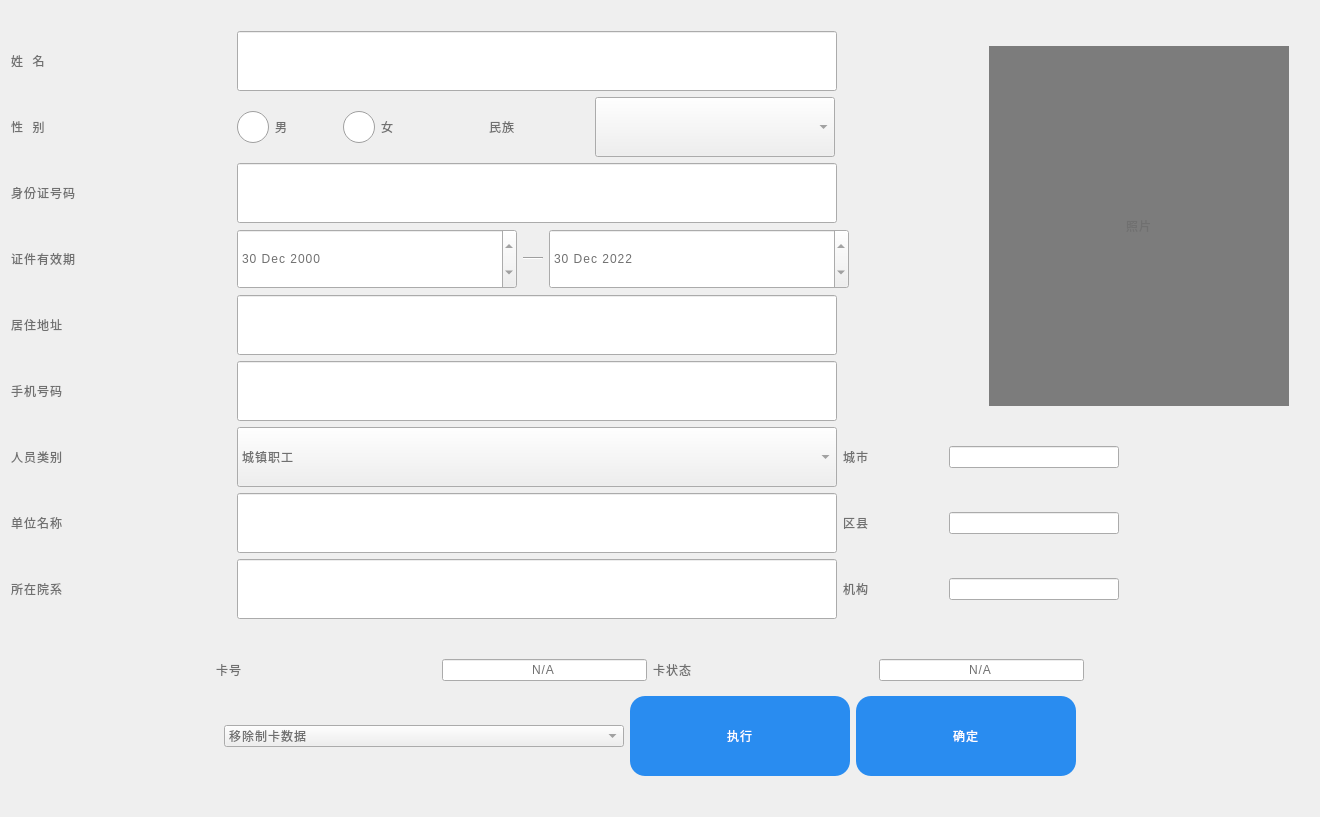
leithergit/SSCard_System, file SSCard_System/sys_sscardapitest.ui: the form before one commit.
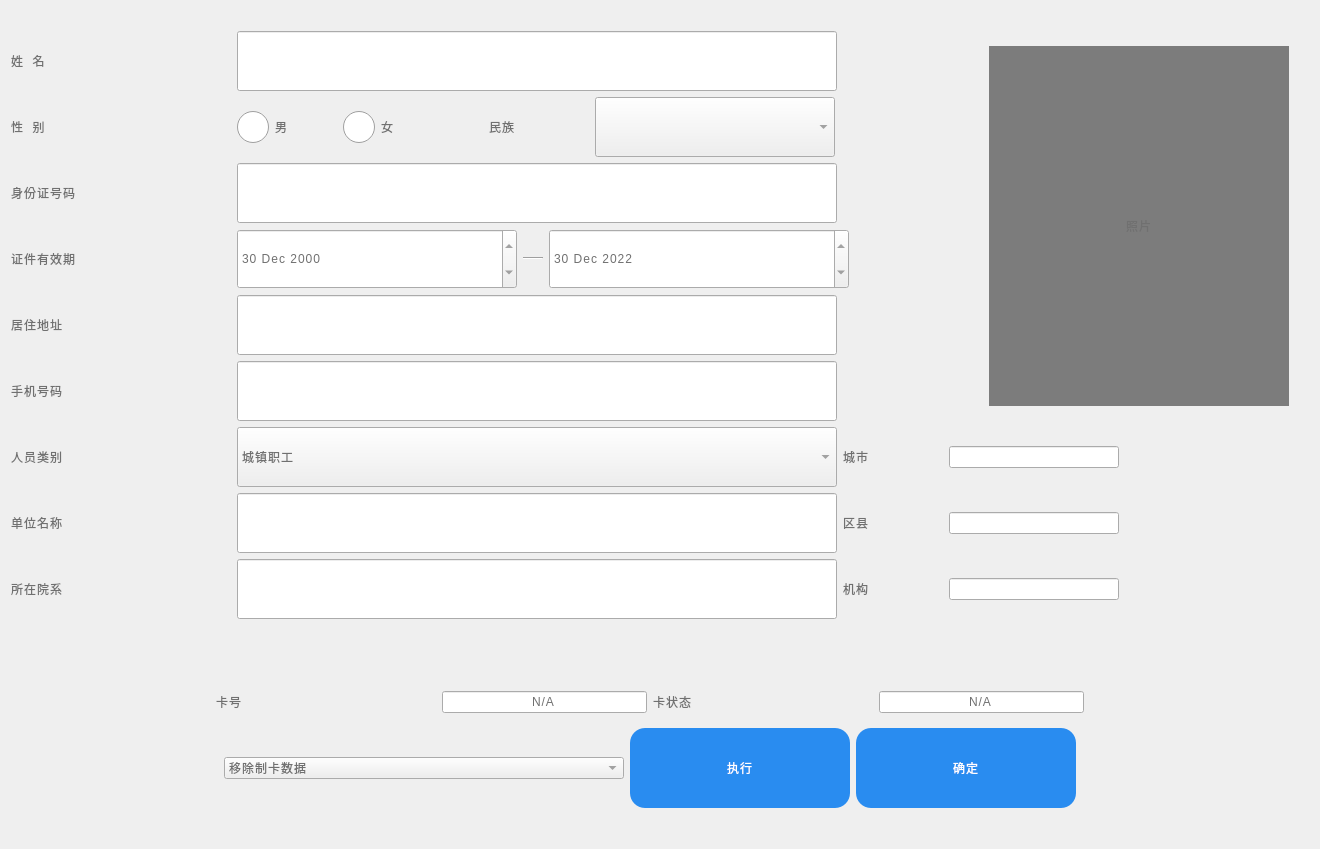
The form after the commit. Icons and pictures are not drawn.

Diff of the .ui file:
```diff
--- a/SSCard_System/sys_sscardapitest.ui
+++ b/SSCard_System/sys_sscardapitest.ui
@@ -7,7 +7,7 @@
     <x>0</x>
     <y>0</y>
     <width>1320</width>
-    <height>817</height>
+    <height>849</height>
    </rect>
   </property>
   <property name="maximumSize">
```
